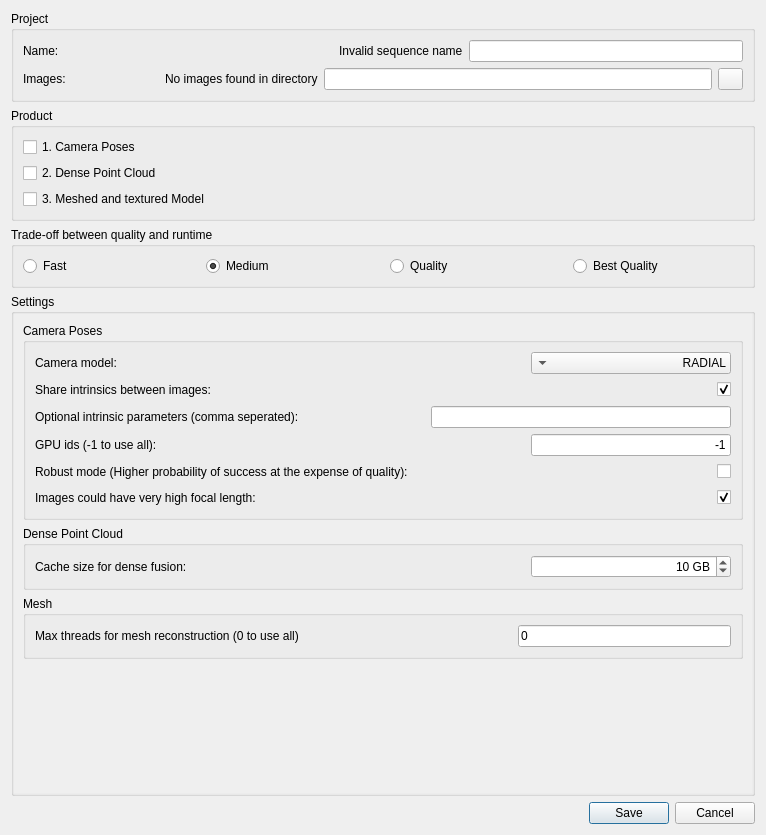
iVS3D/iVS3D, file iVS3D/src/iVS3D-core/ots/colmapwrapper/colmapnewproductdialog.ui: the form before one commit.
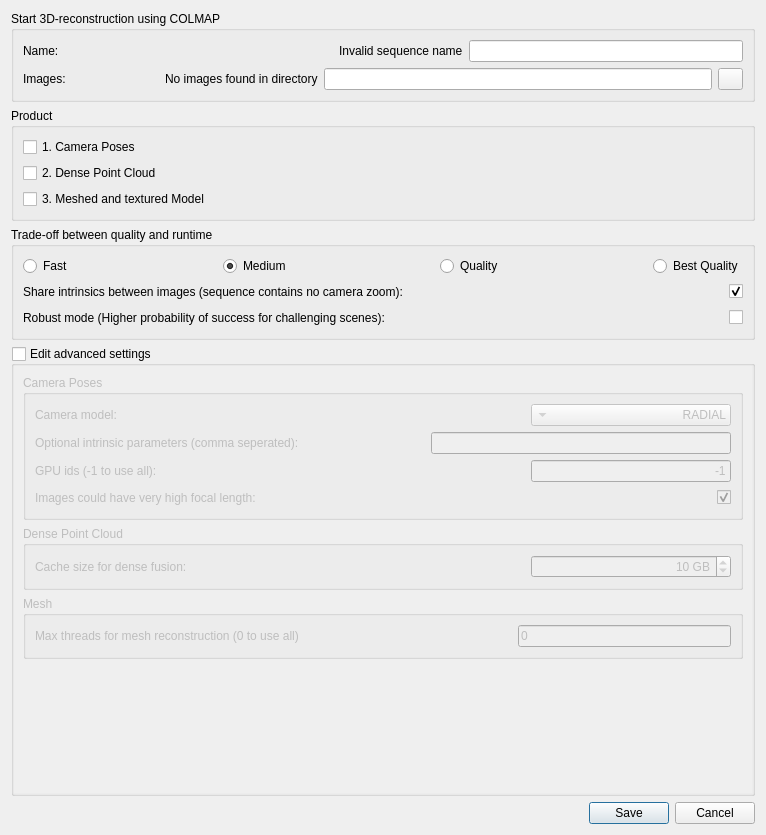
The form after the commit. Icons and pictures are not drawn.

Commit message:
Update of labels and descriptions
* changed wording to remove "keyframe"
* simplify language a bit
* updated german translations
* changed order of items in colmap product dialog

Diff of the .ui file:
```diff
--- a/iVS3D/src/iVS3D-core/ots/colmapwrapper/colmapnewproductdialog.ui
+++ b/iVS3D/src/iVS3D-core/ots/colmapwrapper/colmapnewproductdialog.ui
@@ -20,7 +20,7 @@
    <item>
     <widget class="QGroupBox" name="gb_sequence">
      <property name="title">
-      <string>Project</string>
+      <string>Start 3D-reconstruction using COLMAP</string>
      </property>
      <layout class="QVBoxLayout" name="verticalLayout_2">
       <item>
@@ -242,7 +242,7 @@
      <property name="title">
       <string>Trade-off between quality and runtime</string>
      </property>
-     <layout class="QHBoxLayout" name="horizontalLayout_13">
+     <layout class="QVBoxLayout" name="verticalLayout_9">
       <item>
        <layout class="QHBoxLayout" name="horizontalLayout_8">
         <item>
@@ -260,6 +260,12 @@
           <property name="orientation">
            <enum>Qt::Horizontal</enum>
           </property>
+          <property name="sizeHint" stdset="0">
+           <size>
+            <width>0</width>
+            <height>0</height>
+           </size>
+          </property>
          </spacer>
         </item>
         <item>
@@ -280,6 +286,12 @@
           <property name="orientation">
            <enum>Qt::Horizontal</enum>
           </property>
+          <property name="sizeHint" stdset="0">
+           <size>
+            <width>0</width>
+            <height>0</height>
+           </size>
+          </property>
          </spacer>
         </item>
         <item>
@@ -297,6 +309,12 @@
           <property name="orientation">
            <enum>Qt::Horizontal</enum>
           </property>
+          <property name="sizeHint" stdset="0">
+           <size>
+            <width>0</width>
+            <height>0</height>
+           </size>
+          </property>
          </spacer>
         </item>
         <item>
@@ -311,13 +329,87 @@
         </item>
        </layout>
       </item>
+      <item>
+       <layout class="QHBoxLayout" name="horizontalLayout_7">
+        <item>
+         <widget class="QLabel" name="l_singeCam">
+          <property name="text">
+           <string>Share intrinsics between images (sequence contains no camera zoom):</string>
+          </property>
+         </widget>
+        </item>
+        <item>
+         <spacer name="horizontalSpacer_4">
+          <property name="orientation">
+           <enum>Qt::Horizontal</enum>
+          </property>
+          <property name="sizeHint" stdset="0">
+           <size>
+            <width>40</width>
+            <height>20</height>
+           </size>
+          </property>
+         </spacer>
+        </item>
+        <item>
+         <widget class="QCheckBox" name="cb_singleCam">
+          <property name="layoutDirection">
+           <enum>Qt::RightToLeft</enum>
+          </property>
+          <property name="text">
+           <string/>
+          </property>
+          <property name="checked">
+           <bool>true</bool>
+          </property>
+         </widget>
+        </item>
+       </layout>
+      </item>
+      <item>
+       <layout class="QHBoxLayout" name="horizontalLayout_10">
+        <item>
+         <widget class="QLabel" name="l_useRobustMode">
+          <property name="text">
+           <string>Robust mode (Higher probability of success for challenging scenes):</string>
+          </property>
+         </widget>
+        </item>
+        <item>
+         <spacer name="horizontalSpacer_7">
+          <property name="orientation">
+           <enum>Qt::Horizontal</enum>
+          </property>
+          <property name="sizeHint" stdset="0">
+           <size>
+            <width>40</width>
+            <height>20</height>
+           </size>
+          </property>
+         </spacer>
+        </item>
+        <item>
+         <widget class="QCheckBox" name="cb_useRobustMode">
+          <property name="text">
+           <string/>
+          </property>
+         </widget>
+        </item>
+       </layout>
+      </item>
      </layout>
     </widget>
    </item>
    <item>
     <widget class="QGroupBox" name="gb_settings">
      <property name="title">
-      <string>Settings</string>
+      <string>Edit advanced settings</string>
+     </property>
+     <property name="checkable">
+      <bool>true</bool>
+     </property>
+     <property name="checked">
+      <bool>false</bool>
      </property>
      <layout class="QVBoxLayout" name="verticalLayout_4">
       <property name="leftMargin">
@@ -346,7 +438,7 @@
            <x>0</x>
            <y>0</y>
            <width>742</width>
-           <height>429</height>
+           <height>384</height>
           </rect>
          </property>
          <layout class="QVBoxLayout" name="verticalLayout_5">
@@ -429,43 +521,6 @@
                </item>
               </layout>
              </item>
-             <item>
-              <layout class="QHBoxLayout" name="horizontalLayout_7">
-               <item>
-                <widget class="QLabel" name="l_singeCam">
-                 <property name="text">
-                  <string>Share intrinsics between images:</string>
-                 </property>
-                </widget>
-               </item>
-               <item>
-                <spacer name="horizontalSpacer_4">
-                 <property name="orientation">
-                  <enum>Qt::Horizontal</enum>
-                 </property>
-                 <property name="sizeHint" stdset="0">
-                  <size>
-                   <width>40</width>
-                   <height>20</height>
-                  </size>
-                 </property>
-                </spacer>
-               </item>
-               <item>
-                <widget class="QCheckBox" name="cb_singleCam">
-                 <property name="layoutDirection">
-                  <enum>Qt::RightToLeft</enum>
-                 </property>
-                 <property name="text">
-                  <string/>
-                 </property>
-                 <property name="checked">
-                  <bool>true</bool>
-                 </property>
-                </widget>
-               </item>
-              </layout>
-             </item>
              <item>
               <layout class="QHBoxLayout" name="horizontalLayout_12">
                <item>
@@ -549,37 +604,6 @@
                </item>
               </layout>
              </item>
-             <item>
-              <layout class="QHBoxLayout" name="horizontalLayout_10">
-               <item>
-                <widget class="QLabel" name="l_useRobustMode">
-                 <property name="text">
-                  <string>Robust mode (Higher probability of success at the expense of quality):</string>
-                 </property>
-                </widget>
-               </item>
-               <item>
-                <spacer name="horizontalSpacer_7">
-                 <property name="orientation">
-                  <enum>Qt::Horizontal</enum>
-                 </property>
-                 <property name="sizeHint" stdset="0">
-                  <size>
-                   <width>40</width>
-                   <height>20</height>
-                  </size>
-                 </property>
-                </spacer>
-               </item>
-               <item>
-                <widget class="QCheckBox" name="cb_useRobustMode">
-                 <property name="text">
-                  <string/>
-                 </property>
-                </widget>
-               </item>
-              </layout>
-             </item>
              <item>
               <layout class="QHBoxLayout" name="horizontalLayout_11">
                <item>
```
The commit also changes 28 other files.
